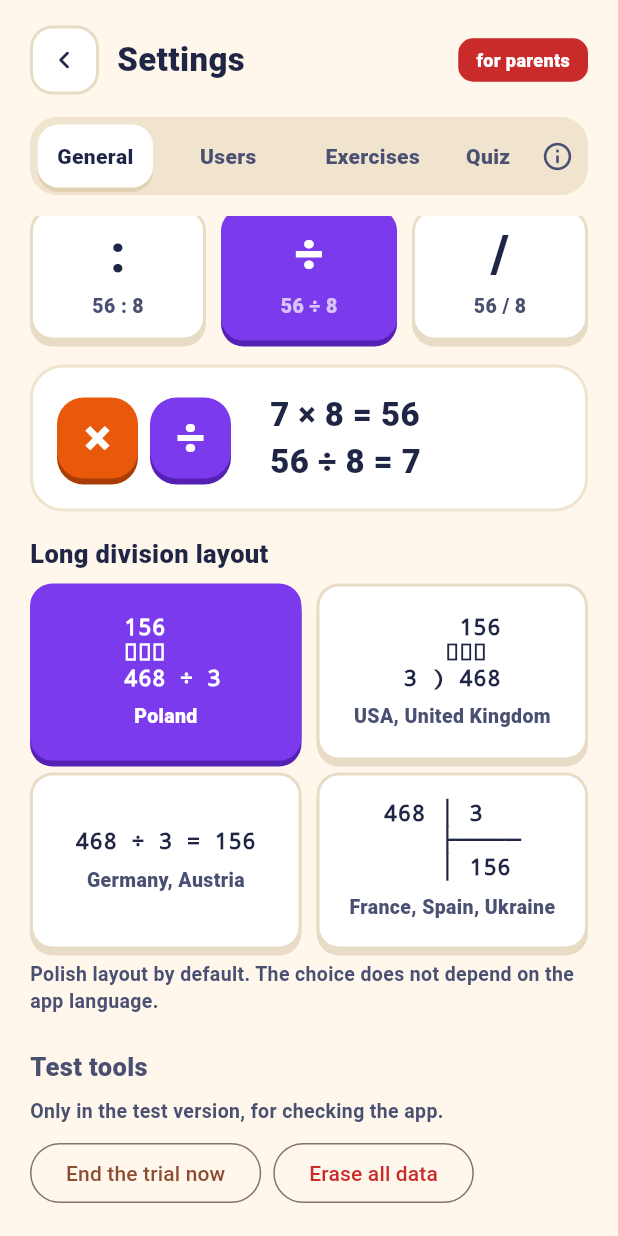
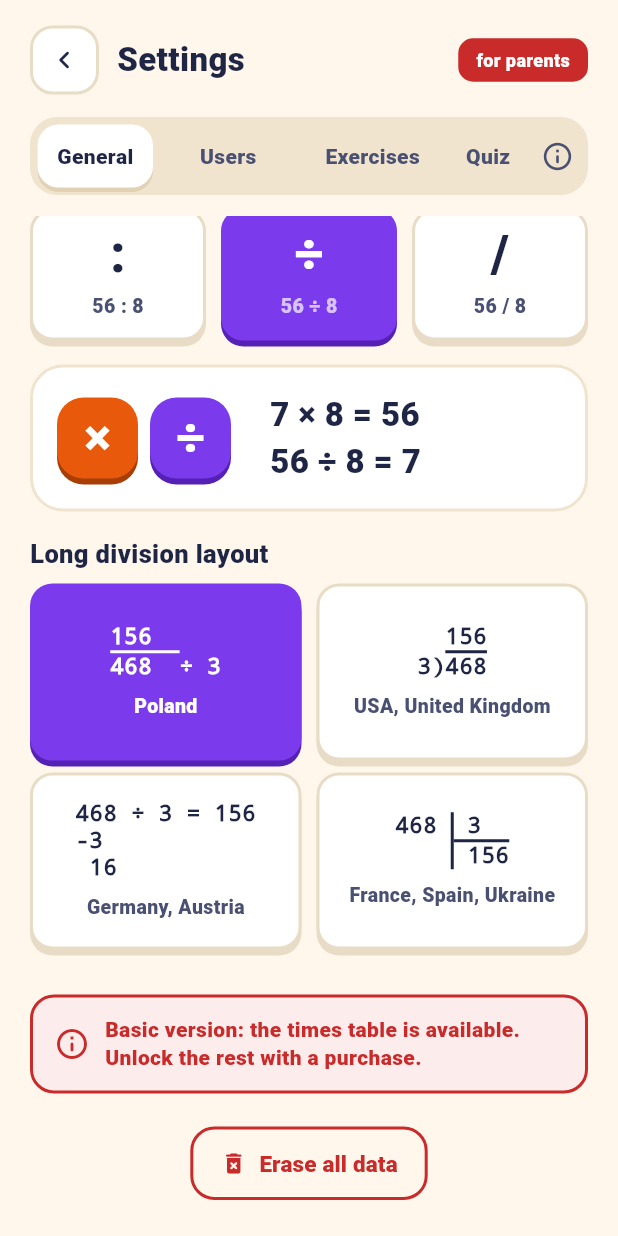
Before and after one commit to Nick067711/tabulo, a Flutter app: the SettingsScreen screen opened directly, scrolled down 395 dp, on a phone screen of 412 x 824 dp. Run offline on Flutter 3.47's test engine with Material 3 defaults, Android fonts, the phone set to English and light mode, and no system bars; our stand-ins replace shared_preferences; accounts and stored records are empty.

Commit message:
Ustawienia: status wersji zamiast narzędzi testowych, podwójne potwierdzenie czyszczenia, podglądy zapisu dzielenia z ciągłymi liniami; obrazek tabliczki w menu; angielskie słowa w zadaniu dla rodzica
Co-Authored-By: Claude Opus 5.5 <noreply@anthropic.com>
Claude-Session: https://claude.ai/code/session_01KFWMgi5nriHJJiBGJ2Fwo4

```diff
--- a/lib/i18n.dart
+++ b/lib/i18n.dart
@@ -165,10 +165,6 @@ const Map<String, Map<String, String>> _s = {
     'language': 'Język',
     'mul_sign': 'Znak mnożenia',
     'div_sign': 'Znak dzielenia',
-    'test_tools': 'Narzędzia testowe',
-    'test_tools_info': 'Tylko w wersji testowej, do sprawdzania aplikacji.',
-    'tool_end_trial': 'Zakończ test teraz',
-    'tool_undo_buy': 'Cofnij zakup',
     'tool_reset': 'Wyczyść wszystkie dane',
     'tool_reset_text': 'Aplikacja wróci do stanu jak po instalacji. Znikną użytkownicy, wyniki i ustawienia.',
     'tool_reset_yes': 'Wyczyść',
@@ -248,7 +244,6 @@ const Map<String, Map<String, String>> _s = {
     'digits_mul': 'Ile cyfr ma pierwsza liczba?',
     'digits_div': 'Ile cyfr ma dzielna?',
     'div_layout': 'Zapis dzielenia pisemnego',
-    'div_layout_info': 'Domyślnie jak w polskiej szkole. Wybór nie zależy od języka aplikacji.',
     'dl_pl': 'Polska',
     'dl_en': 'USA, Wielka Brytania',
     'dl_de': 'Niemcy, Austria',
@@ -272,7 +267,7 @@ const Map<String, Map<String, String>> _s = {
     'rem_short': 'r.',
     'hint_btn': 'Podpowiedź',
     'advance_title': 'Przejście do następnego zadania',
-    'advance_mental': 'Działania w pamięci (+ − × ÷ z menu)',
+    'advance_mental': 'Działania w pamięci (+ − × ÷)',
     'advance_column': 'Działania pisemne',
     'advance_tap': 'Po kliknięciu „Dalej”',
     'advance_auto': 'Samo, po czasie',
@@ -303,6 +298,10 @@ const Map<String, Map<String, String>> _s = {
     'custom_err_sub': 'Pierwsza liczba nie może być mniejsza od drugiej.',
     'custom_err_div': 'Dzielna nie może być mniejsza od dzielnika.',
     'new_custom': 'Nowe działanie',
+    'version_trial': 'Wersja próbna: pełna wersja przez 1 dzień (zostało {h} h).',
+    'version_basic': 'Wersja podstawowa: dostępna jest tabliczka mnożenia. Resztę odblokujesz zakupem.',
+    'tool_reset_q2': 'Na pewno?',
+    'tool_reset_q2_text': 'Wszyscy użytkownicy, wyniki i tabele quizu zostaną usunięte. Tego nie da się cofnąć.',
   },
   'en': {
     'welcome': 'Welcome to TabMath!',
@@ -467,10 +466,6 @@ const Map<String, Map<String, String>> _s = {
     'language': 'Language',
     'mul_sign': 'Multiplication sign',
     'div_sign': 'Division sign',
-    'test_tools': 'Test tools',
-    'test_tools_info': 'Only in the test version, for checking the app.',
-    'tool_end_trial': 'End the trial now',
-    'tool_undo_buy': 'Undo purchase',
     'tool_reset': 'Erase all data',
     'tool_reset_text': 'The app returns to its freshly installed state. Users, results and settings are removed.',
     'tool_reset_yes': 'Erase',
@@ -550,7 +545,6 @@ const Map<String, Map<String, String>> _s = {
     'digits_mul': 'How many digits in the first number?',
     'digits_div': 'How many digits in the dividend?',
     'div_layout': 'Long division layout',
-    'div_layout_info': 'Polish layout by default. The choice does not depend on the app language.',
     'dl_pl': 'Poland',
     'dl_en': 'USA, United Kingdom',
     'dl_de': 'Germany, Austria',
@@ -574,7 +568,7 @@ const Map<String, Map<String, String>> _s = {
     'rem_short': 'r',
     'hint_btn': 'Hint',
     'advance_title': 'Moving on to the next task',
-    'advance_mental': 'Mental maths (+ − × ÷ from the menu)',
+    'advance_mental': 'Mental maths (+ − × ÷)',
     'advance_column': 'Column arithmetic',
     'advance_tap': 'After tapping “Next”',
     'advance_auto': 'By itself, after a while',
@@ -605,6 +599,10 @@ const Map<String, Map<String, String>> _s = {
     'custom_err_sub': 'The first number cannot be smaller than the second.',
     'custom_err_div': 'The dividend cannot be smaller than the divisor.',
     'new_custom': 'New sum',
+    'version_trial': 'Trial: full version for 1 day ({h} h left).',
+    'version_basic': 'Basic version: the times table is available. Unlock the rest with a purchase.',
+    'tool_reset_q2': 'Are you sure?',
+    'tool_reset_q2_text': 'All users, results and quiz leaderboards will be deleted. This cannot be undone.',
   },
   'de': {
     'welcome': 'Willkommen bei TabMath!',
@@ -769,10 +767,6 @@ const Map<String, Map<String, String>> _s = {
     'language': 'Sprache',
     'mul_sign': 'Malzeichen',
     'div_sign': 'Geteiltzeichen',
-    'test_tools': 'Testwerkzeuge',
-    'test_tools_info': 'Nur in der Testversion, zum Prüfen der App.',
-    'tool_end_trial': 'Test jetzt beenden',
-    'tool_undo_buy': 'Kauf rückgängig machen',
     'tool_reset': 'Alle Daten löschen',
     'tool_reset_text': 'Die App kehrt in den Zustand nach der Installation zurück. Benutzer, Ergebnisse und Einstellungen werden gelöscht.',
     'tool_reset_yes': 'Löschen',
@@ -852,7 +846,6 @@ const Map<String, Map<String, String>> _s = {
     'digits_mul': 'Wie viele Stellen hat die erste Zahl?',
     'digits_div': 'Wie viele Stellen hat der Dividend?',
     'div_layout': 'Schreibweise der schriftlichen Division',
-    'div_layout_info': 'Standardmäßig wie in Polen. Die Wahl hängt nicht von der Sprache der App ab.',
     'dl_pl': 'Polen',
     'dl_en': 'USA, Großbritannien',
     'dl_de': 'Deutschland, Österreich',
@@ -876,7 +869,7 @@ const Map<String, Map<String, String>> _s = {
     'rem_short': 'Rest',
     'hint_btn': 'Tipp',
     'advance_title': 'Weiter zur nächsten Aufgabe',
-    'advance_mental': 'Kopfrechnen (+ − × ÷ aus dem Menü)',
+    'advance_mental': 'Kopfrechnen (+ − × ÷)',
     'advance_column': 'Schriftliches Rechnen',
     'advance_tap': 'Nach Tippen auf „Weiter“',
     'advance_auto': 'Von selbst, nach einer Zeit',
@@ -907,6 +900,10 @@ const Map<String, Map<String, String>> _s = {
     'custom_err_sub': 'Die erste Zahl darf nicht kleiner als die zweite sein.',
     'custom_err_div': 'Der Dividend darf nicht kleiner als der Teiler sein.',
     'new_custom': 'Neue Aufgabe',
+    'version_trial': 'Testversion: Vollversion für 1 Tag (noch {h} Std.).',
+    'version_basic': 'Basisversion: Das Einmaleins ist verfügbar. Den Rest schaltest du mit einem Kauf frei.',
+    'tool_reset_q2': 'Bist du sicher?',
+    'tool_reset_q2_text': 'Alle Benutzer, Ergebnisse und Quiz-Bestenlisten werden gelöscht. Das lässt sich nicht rückgängig machen.',
   },
   'es': {
     'welcome': '¡Bienvenido a TabMath!',
@@ -1071,10 +1068,6 @@ const Map<String, Map<String, String>> _s = {
     'language': 'Idioma',
     'mul_sign': 'Signo de multiplicar',
     'div_sign': 'Signo de dividir',
-    'test_tools': 'Herramientas de prueba',
-    'test_tools_info': 'Solo en la versión de prueba, para comprobar la app.',
-    'tool_end_trial': 'Terminar la prueba ahora',
-    'tool_undo_buy': 'Deshacer la compra',
     'tool_reset': 'Borrar todos los datos',
     'tool_reset_text': 'La app volverá al estado inicial tras la instalación. Se borrarán usuarios, resultados y ajustes.',
     'tool_reset_yes': 'Borrar',
@@ -1154,7 +1147,6 @@ const Map<String, Map<String, String>> _s = {
     'digits_mul': '¿Cuántas cifras tiene el primer número?',
     'digits_div': '¿Cuántas cifras tiene el dividendo?',
     'div_layout': 'Forma de escribir la división',
-    'div_layout_info': 'Por defecto, como en Polonia. La elección no depende del idioma de la app.',
     'dl_pl': 'Polonia',
     'dl_en': 'EE. UU., Reino Unido',
     'dl_de': 'Alemania, Austria',
@@ -1178,7 +1170,7 @@ const Map<String, Map<String, String>> _s = {
     'rem_short': 'resto',
     'hint_btn': 'Pista',
     'advance_title': 'Paso al siguiente ejercicio',
-    'advance_mental': 'Cálculo mental (+ − × ÷ del menú)',
+    'advance_mental': 'Cálculo mental (+ − × ÷)',
     'advance_column': 'Operaciones en columna',
     'advance_tap': 'Al tocar «Siguiente»',
     'advance_auto': 'Solo, pasado un tiempo',
@@ -1209,6 +1201,10 @@ const Map<String, Map<String, String>> _s = {
     'custom_err_sub': 'El primer número no puede ser menor que el segundo.',
     'custom_err_div': 'El dividendo no puede ser menor que el divisor.',
     'new_custom': 'Nueva operación',
+    'version_trial': 'Prueba: versión completa durante 1 día (quedan {h} h).',
+    'version_basic': 'Versión básica: están disponibles las tablas de multiplicar. El resto se desbloquea con una compra.',
+    'tool_reset_q2': '¿Seguro?',
+    'tool_reset_q2_text': 'Se borrarán todos los usuarios, resultados y clasificaciones del quiz. No se puede deshacer.',
   },
   'fr': {
     'welcome': 'Bienvenue dans TabMath !',
@@ -1373,10 +1369,6 @@ const Map<String, Map<String, String>> _s = {
     'language': 'Langue',
     'mul_sign': 'Signe de multiplication',
     'div_sign': 'Signe de division',
-    'test_tools': 'Outils de test',
-    'test_tools_info': 'Uniquement dans la version de test, pour vérifier l\'appli.',
-    'tool_end_trial': 'Terminer l\'essai maintenant',
-    'tool_undo_buy': 'Annuler l\'achat',
     'tool_reset': 'Effacer toutes les données',
     'tool_reset_text': 'L\'appli revient à son état d\'origine. Les utilisateurs, résultats et réglages sont effacés.',
     'tool_reset_yes': 'Effacer',
@@ -1456,7 +1448,6 @@ const Map<String, Map<String, String>> _s = {
     'digits_mul': 'Combien de chiffres a le premier nombre ?',
     'digits_div': 'Combien de chiffres a le dividende ?',
     'div_layout': 'Disposition de la division posée',
-    'div_layout_info': 'Par défaut comme en Pologne. Le choix ne dépend pas de la langue de l’appli.',
     'dl_pl': 'Pologne',
     'dl_en': 'États-Unis, Royaume-Uni',
     'dl_de': 'Allemagne, Autriche',
@@ -1480,7 +1471,7 @@ const Map<String, Map<String, String>> _s = {
     'rem_short': 'reste',
     'hint_btn': 'Indice',
     'advance_title': 'Passage au calcul suivant',
-    'advance_mental': 'Calcul mental (+ − × ÷ du menu)',
+    'advance_mental': 'Calcul mental (+ − × ÷)',
     'advance_column': 'Opérations posées',
     'advance_tap': 'En touchant « Suivant »',
     'advance_auto': 'Tout seul, après un délai',
@@ -1511,6 +1502,10 @@ const Map<String, Map<String, String>> _s = {
     'custom_err_sub': 'Le premier nombre ne peut pas être plus petit que le second.',
     'custom_err_div': 'Le dividende ne peut pas être plus petit que le diviseur.',
     'new_custom': 'Nouveau calcul',
+    'version_trial': 'Essai : version complète pendant 1 jour (encore {h} h).',
+    'version_basic': 'Version de base : les tables de multiplication sont disponibles. Le reste se débloque par un achat.',
+    'tool_reset_q2': 'Tu es sûr ?',
+    'tool_reset_q2_text': 'Tous les utilisateurs, résultats et classements du quiz seront supprimés. Impossible de revenir en arrière.',
   },
   'uk': {
     'welcome': 'Вітаємо в TabMath!',
@@ -1675,10 +1670,6 @@ const Map<String, Map<String, String>> _s = {
     'language': 'Мова',
     'mul_sign': 'Знак множення',
     'div_sign': 'Знак ділення',
-    'test_tools': 'Інструменти тестування',
-    'test_tools_info': 'Лише в тестовій версії, для перевірки застосунку.',
-    'tool_end_trial': 'Завершити пробний період',
-    'tool_undo_buy': 'Скасувати покупку',
     'tool_reset': 'Видалити всі дані',
     'tool_reset_text': 'Застосунок повернеться до стану після встановлення. Користувачі, результати і налаштування буде видалено.',
     'tool_reset_yes': 'Видалити',
@@ -1758,7 +1749,6 @@ const Map<String, Map<String, String>> _s = {
     'digits_mul': 'Скільки цифр має перше число?',
     'digits_div': 'Скільки цифр має ділене?',
     'div_layout': 'Запис ділення в стовпчик',
-    'div_layout_info': 'За замовчуванням як у Польщі. Вибір не залежить від мови застосунку.',
     'dl_pl': 'Польща',
     'dl_en': 'США, Велика Британія',
     'dl_de': 'Німеччина, Австрія',
@@ -1782,7 +1772,7 @@ const Map<String, Map<String, String>> _s = {
     'rem_short': 'ост.',
     'hint_btn': 'Підказка',
     'advance_title': 'Перехід до наступного завдання',
-    'advance_mental': 'Усні обчислення (+ − × ÷ з меню)',
+    'advance_mental': 'Усні обчислення (+ − × ÷)',
     'advance_column': 'Обчислення в стовпчик',
     'advance_tap': 'Після натискання «Далі»',
     'advance_auto': 'Саме, через деякий час',
@@ -1813,5 +1803,9 @@ const Map<String, Map<String, String>> _s = {
     'custom_err_sub': 'Перше число не може бути меншим за друге.',
     'custom_err_div': 'Ділене не може бути меншим за дільник.',
     'new_custom': 'Новий приклад',
+    'version_trial': 'Пробна версія: повна версія на 1 день (залишилось {h} год).',
+    'version_basic': 'Базова версія: доступна таблиця множення. Решту відкриєш покупкою.',
+    'tool_reset_q2': 'Ти впевнений?',
+    'tool_reset_q2_text': 'Усіх користувачів, результати й таблиці вікторини буде видалено. Це не можна скасувати.',
   },
 };
--- a/lib/screens/column.dart
+++ b/lib/screens/column.dart
@@ -1174,7 +1174,8 @@ class _ColumnScreenState extends State<ColumnScreen> {
         for (var j = 0; j < dl; j++) {
           items.add(text(x(n + 1 + j), top, dv[j]));
         }
-        items.add(hLine(0, n, top));
+        // In Poland the line over the dividend reaches almost to the ":".
+        items.add(hLine(0, n + 0.6, top));
       case 'en':
         for (var j = 0; j < dl; j++) {
           items.add(text(x(-1 - dl + j), top, dv[j]));
--- a/lib/screens/settings.dart
+++ b/lib/screens/settings.dart
@@ -173,43 +173,89 @@ class _SettingsScreenState extends State<SettingsScreen> {
         ]),
         const SizedBox(height: 4),
       ],
-      Text(app.t('div_layout_info'), style: ts(13, color: C.inkSoft, weight: FontWeight.w700, height: 1.35)),
+      if (!app.purchased) ...[
+        const SizedBox(height: 22),
+        Container(
+          padding: const EdgeInsets.symmetric(horizontal: 14, vertical: 12),
+          decoration: BoxDecoration(color: C.redBg, borderRadius: BorderRadius.circular(16), border: Border.all(color: C.red, width: 2)),
+          child: Row(children: [
+            const Icon(Icons.info_outline_rounded, color: C.red),
+            const SizedBox(width: 10),
+            Expanded(
+              child: Text(
+                app.trialActive
+                    ? app.t('version_trial').replaceAll('{h}', '${app.trialHoursLeft}')
+                    : app.t('version_basic'),
+                style: ts(14, color: C.red, weight: FontWeight.w800, height: 1.35),
+              ),
+            ),
+          ]),
+        ),
+      ],
       const SizedBox(height: 22),
-      SectionLabel(app.t('test_tools'), color: C.inkSoft),
-      Text(app.t('test_tools_info'), style: ts(13, color: C.inkSoft, weight: FontWeight.w700)),
-      const SizedBox(height: 8),
-      Wrap(spacing: 8, runSpacing: 8, children: [
-        OutlinedButton(onPressed: app.endTrialNow, child: Text(app.t('tool_end_trial'))),
-        if (app.purchased) OutlinedButton(onPressed: app.undoPurchase, child: Text(app.t('tool_undo_buy'))),
-        OutlinedButton(
+      Center(
+        child: OutlinedButton.icon(
+          style: OutlinedButton.styleFrom(
+            foregroundColor: C.red,
+            side: const BorderSide(color: C.red, width: 2),
+            padding: const EdgeInsets.symmetric(horizontal: 20, vertical: 14),
+            shape: RoundedRectangleBorder(borderRadius: BorderRadius.circular(16)),
+          ),
+          icon: const Icon(Icons.delete_forever_rounded),
+          label: Text(app.t('tool_reset'), style: ts(15, color: C.red)),
           onPressed: () async {
             final nav = Navigator.of(context);
+            // Asked twice, so the data cannot be erased by one accidental tap.
             final ok = await confirmDialog(context, app.t('tool_reset'), app.t('tool_reset_text'), app.t('tool_reset_yes'), app.t('cancel'));
-            if (!ok) return;
+            if (!ok || !context.mounted) return;
+            final sure = await confirmDialog(context, app.t('tool_reset_q2'), app.t('tool_reset_q2_text'), 'OK', app.t('cancel'));
+            if (!sure) return;
             await app.resetAll();
             nav.popUntil((r) => r.isFirst);
           },
-          child: Text(app.t('tool_reset'), style: const TextStyle(color: C.red)),
         ),
-      ]),
+      ),
     ]);
   }
 
-  /// A tiny sample of how 468 : 3 is written in the given layout.
+  /// A tiny sample of how 468 : 3 is written in the given layout, with solid lines.
   Widget _layoutChild(AppState app, String l, bool on) {
     final d = app.sign(Op.div);
-    final sample = switch (l) {
-      'pl' => ' 156\n ‾‾‾\n 468 $d 3',
-      'en' => '    156\n   ‾‾‾\n3 ) 468',
-      'de' => '468 $d 3 = 156',
-      _ => '468 │ 3  \n    ├────\n    │ 156',
+    final c = on ? Colors.white : C.ink;
+    final st = TextStyle(fontFamily: 'monospace', fontSize: 15, height: 1.2, fontWeight: FontWeight.w800, color: c);
+    Text t(String s) => Text(s, textScaler: TextScaler.noScaling, style: st);
+    Widget hl([double w = 0]) => Container(height: 2, width: w == 0 ? null : w, color: c);
+    Widget vl(double h) => Container(width: 2, height: h, color: c);
+    // number with a line above it, the line reaching a bit further than the digits
+    Widget over(String top, String bottom) => IntrinsicWidth(
+          child: Column(crossAxisAlignment: CrossAxisAlignment.stretch, children: [t(top), hl(), t(bottom)]),
+        );
+    final Widget sample = switch (l) {
+      'pl' => Row(mainAxisSize: MainAxisSize.min, crossAxisAlignment: CrossAxisAlignment.end, children: [
+          over('156  ', '468 '),
+          t('$d 3'),
+        ]),
+      'en' => Row(mainAxisSize: MainAxisSize.min, crossAxisAlignment: CrossAxisAlignment.end, children: [
+          t('3)'),
+          over('156', '468'),
+        ]),
+      'de' => Column(mainAxisSize: MainAxisSize.min, crossAxisAlignment: CrossAxisAlignment.start, children: [
+          t('468 $d 3 = 156'),
+          t('-3'),
+          t(' 16'),
+        ]),
+      _ => Row(mainAxisSize: MainAxisSize.min, crossAxisAlignment: CrossAxisAlignment.start, children: [
+          t('468 '),
+          vl(38),
+          IntrinsicWidth(
+            child: Column(crossAxisAlignment: CrossAxisAlignment.stretch, children: [t(' 3  '), hl(), t(' 156')]),
+          ),
+        ]),
     };
     return Padding(
       padding: const EdgeInsets.symmetric(horizontal: 6),
       child: Column(mainAxisAlignment: MainAxisAlignment.center, children: [
-        Text(sample,
-            textScaler: TextScaler.noScaling,
-            style: TextStyle(fontFamily: 'monospace', fontSize: 15, height: 1.15, fontWeight: FontWeight.w800, color: on ? Colors.white : C.ink)),
+        sample,
         const SizedBox(height: 8),
         FittedBox(
           fit: BoxFit.scaleDown,
--- a/lib/state.dart
+++ b/lib/state.dart
@@ -394,8 +394,8 @@ class AppState extends ChangeNotifier {
     modules = [ModuleConfig(range: 1), ModuleConfig(range: 1), ModuleConfig(), ModuleConfig()];
     quizCount = 100;
     quizSince = DateTime.now().millisecondsSinceEpoch;
-    trialStart = null;
-    purchased = false;
+    // The trial date and the purchase stay: erasing data must not start a new trial
+    // or take away what was bought.
     sessions = [];
     board = [];
     archives = [];
@@ -405,6 +405,7 @@ class AppState extends ChangeNotifier {
     mentalDelayMs = 1000;
     columnAuto = false;
     columnDelayS = 5;
+    await _save(); // keeps only the trial date and the purchase
     notifyListeners();
   }
 
```
Also changed, not shown: lib/screens/home.dart (+39 -1 lines), lib/screens/parent_gate.dart (+7 -0 lines).
